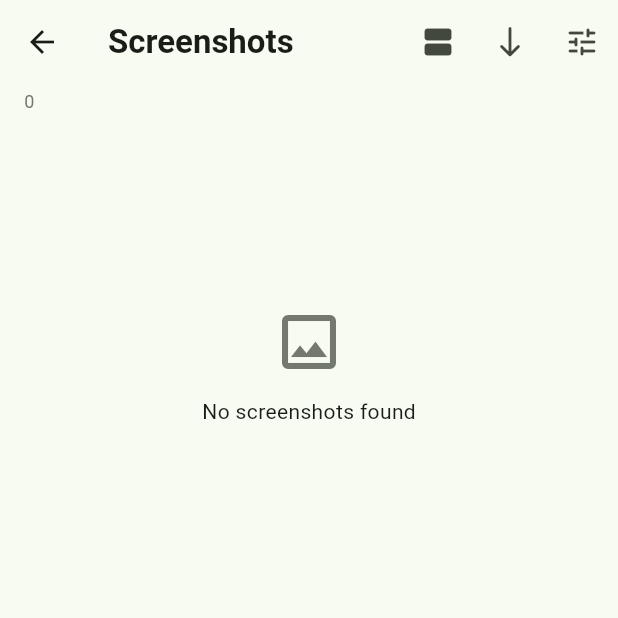
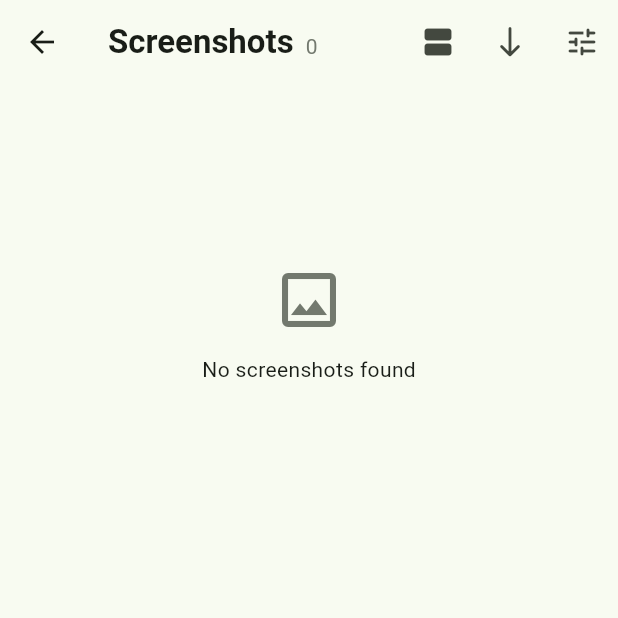
Before and after one commit to SanoBld/XCapture, a Flutter app: the CaptureGalleryPage screen opened directly, on a phone screen of 412 x 824 dp, the top half of it. Run offline on Flutter 3.47's test engine with Material 3 defaults, Android fonts, the phone set to English and light mode, and no system bars; drawn by our look-alikes of dynamic_color; our stand-ins replace cached_network_image, flutter_secure_storage, package_info_plus, share_plus, shared_preferences, video_player; missing offline and left inert: gal, window_manager; accounts and stored records are empty.

```diff
--- a/lib/screens/capture_gallery_page.dart
+++ b/lib/screens/capture_gallery_page.dart
@@ -226,8 +226,20 @@ class _CaptureGalleryPageState extends State<CaptureGalleryPage> {
 
     return Scaffold(
       appBar: AppBar(
-        title: Text(l10n.t(_isScreenshot ? 'screenshots' : 'clips'),
-            style: const TextStyle(fontWeight: FontWeight.w700, fontSize: 22)),
+        title: Row(
+          crossAxisAlignment: CrossAxisAlignment.baseline,
+          textBaseline: TextBaseline.alphabetic,
+          children: [
+            Text(l10n.t(_isScreenshot ? 'screenshots' : 'clips'),
+                style: const TextStyle(fontWeight: FontWeight.w700, fontSize: 22)),
+            const SizedBox(width: 8),
+            Text('${filtered.length}',
+                style: Theme.of(context)
+                    .textTheme
+                    .bodyMedium
+                    ?.copyWith(color: Theme.of(context).colorScheme.outline)),
+          ],
+        ),
         actions: [
           IconButton(
             tooltip: l10n.t('layout'),
@@ -250,20 +262,6 @@ class _CaptureGalleryPageState extends State<CaptureGalleryPage> {
             onPressed: () => _openFilters(settings, l10n),
           ),
         ],
-        bottom: PreferredSize(
-          preferredSize: const Size.fromHeight(28),
-          child: Padding(
-            padding: const EdgeInsets.only(left: 16, bottom: 8),
-            child: Align(
-              alignment: Alignment.centerLeft,
-              child: Text('${filtered.length}',
-                  style: Theme.of(context)
-                      .textTheme
-                      .bodySmall
-                      ?.copyWith(color: Theme.of(context).colorScheme.outline)),
-            ),
-          ),
-        ),
       ),
       body: Stack(
         children: [
```
Also changed, not shown: lib/models/capture.dart (+34 -26 lines), lib/screens/capture_viewer_page.dart (+15 -4 lines), lib/widgets/capture_grid_tile.dart (+10 -1 lines).
